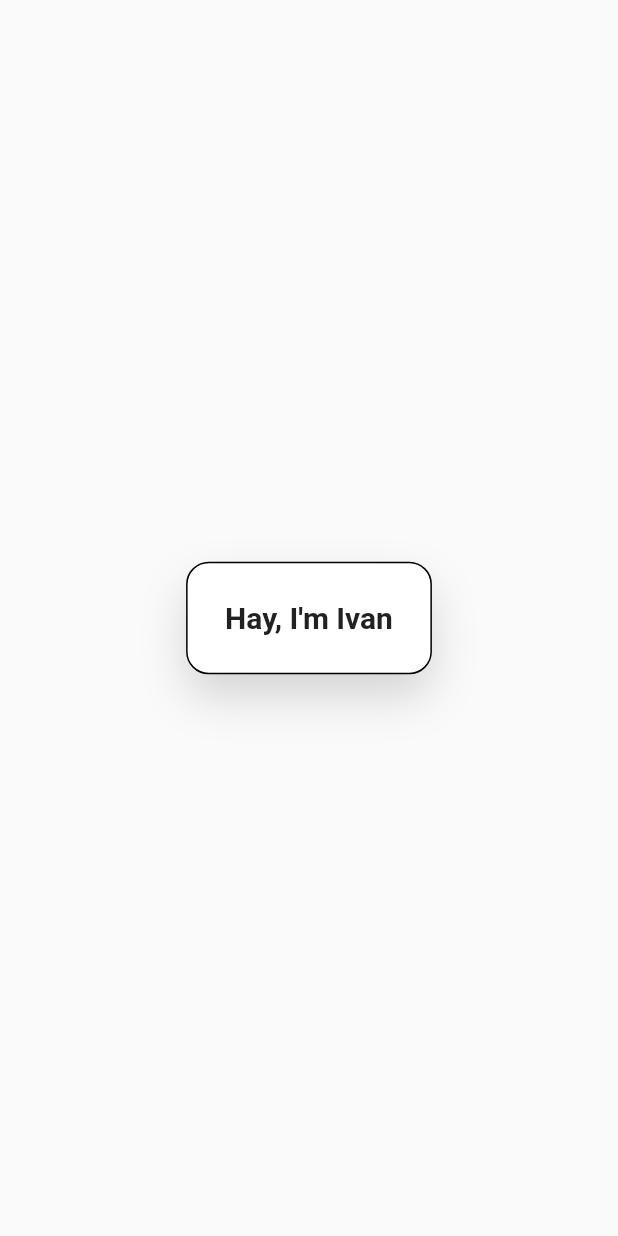
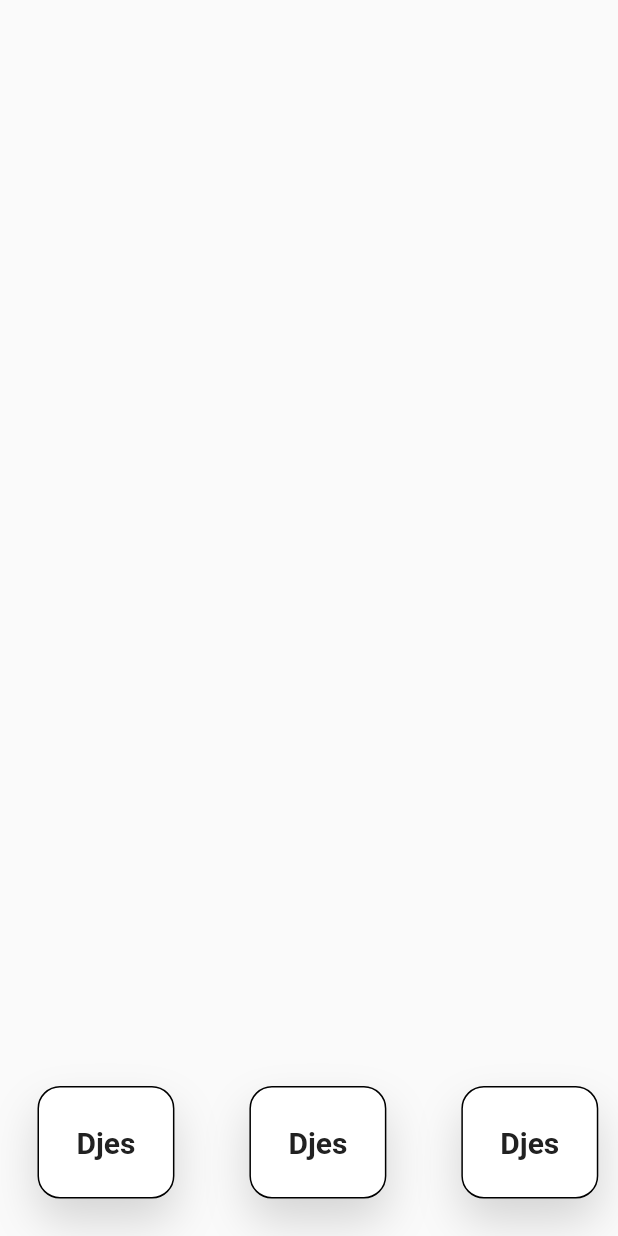
Before and after one commit to MilicTG/my_portfolio, a Flutter app: the screen it shows after launch, on a phone screen of 412 x 824 dp. Run offline on Flutter 3.47's test engine with Material 2 defaults, Android fonts, the phone set to English and light mode, and no system bars.

```diff
--- a/lib/main.dart
+++ b/lib/main.dart
@@ -11,7 +11,7 @@
   @override
   Widget build(BuildContext context) {
     return MaterialApp(
-      title: 'Flutter Demo',
+      title: 'My portfolio',
       theme: ThemeData(
         primarySwatch: Colors.blue,
       ),
--- a/lib/pages/home_page.dart
+++ b/lib/pages/home_page.dart
@@ -7,9 +7,19 @@
   @override
   Widget build(BuildContext context) {
     return Scaffold(
-      body: Center(
-        child: IntroCard(
-          text: "Hay, I'm Ivan",
+      body: SizedBox(
+        width: MediaQuery.of(context).size.width,
+        height: MediaQuery.of(context).size.height,
+        child: SafeArea(
+          child: Row(
+            mainAxisAlignment: MainAxisAlignment.end,
+            crossAxisAlignment: CrossAxisAlignment.end,
+            children: [
+              IntroCard(text: "Djes"),
+              IntroCard(text: "Djes"),
+              IntroCard(text: "Djes")
+            ],
+          ),
         ),
       ),
     );
```
